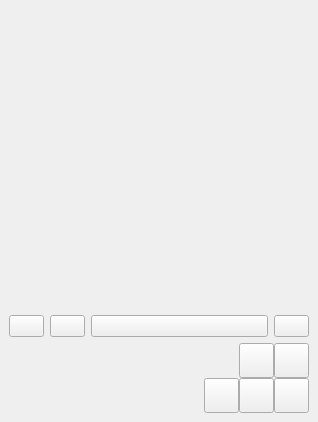
The window that form/qt_mainwindow.ui (KonstantIMP/marshmallow_gif) describes before a commit, drawn with Qt 5.
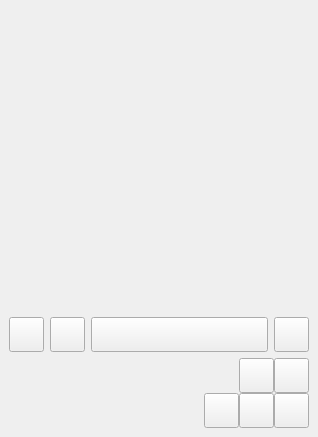
The same window after the commit.

```diff
--- a/form/qt_mainwindow.ui
+++ b/form/qt_mainwindow.ui
@@ -7,7 +7,7 @@
     <x>0</x>
     <y>0</y>
     <width>312</width>
-    <height>422</height>
+    <height>437</height>
    </rect>
   </property>
   <property name="windowTitle">
@@ -26,12 +26,21 @@
       <property name="text">
        <string/>
       </property>
+      <property name="alignment">
+       <set>Qt::AlignCenter</set>
+      </property>
      </widget>
     </item>
     <item>
      <layout class="QHBoxLayout" name="horizontalLayout">
       <item>
        <widget class="QPushButton" name="exit_btn">
+        <property name="minimumSize">
+         <size>
+          <width>35</width>
+          <height>35</height>
+         </size>
+        </property>
         <property name="maximumSize">
          <size>
           <width>35</width>
@@ -48,6 +57,12 @@
       </item>
       <item>
        <widget class="QPushButton" name="option_btn">
+        <property name="minimumSize">
+         <size>
+          <width>35</width>
+          <height>35</height>
+         </size>
+        </property>
         <property name="maximumSize">
          <size>
           <width>35</width>
@@ -61,6 +76,12 @@
       </item>
       <item>
        <widget class="QPushButton" name="open_btn">
+        <property name="minimumSize">
+         <size>
+          <width>0</width>
+          <height>35</height>
+         </size>
+        </property>
         <property name="maximumSize">
          <size>
           <width>16777215</width>
@@ -74,6 +95,12 @@
       </item>
       <item>
        <widget class="QPushButton" name="pp_btn">
+        <property name="minimumSize">
+         <size>
+          <width>0</width>
+          <height>35</height>
+         </size>
+        </property>
         <property name="maximumSize">
          <size>
           <width>35</width>
```
